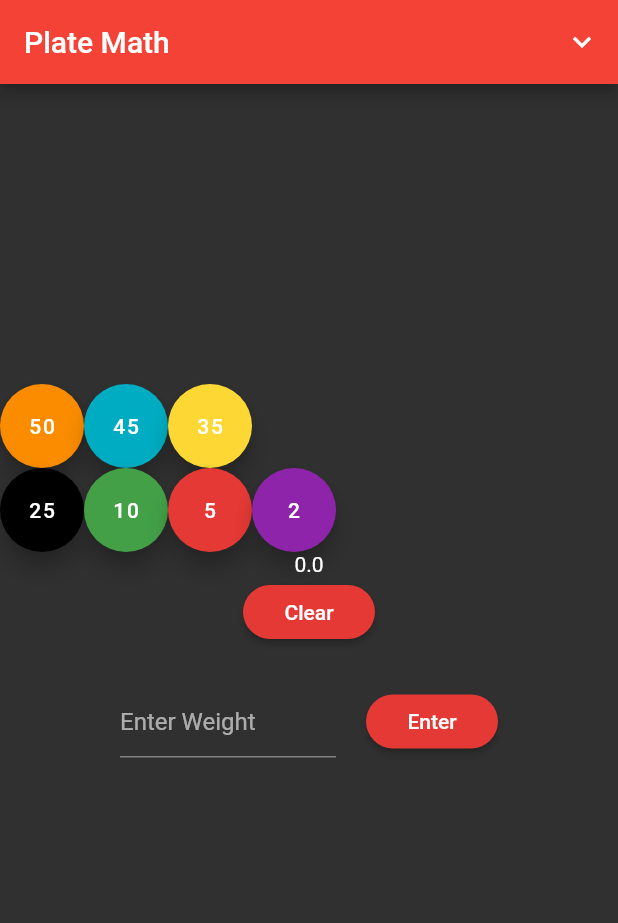
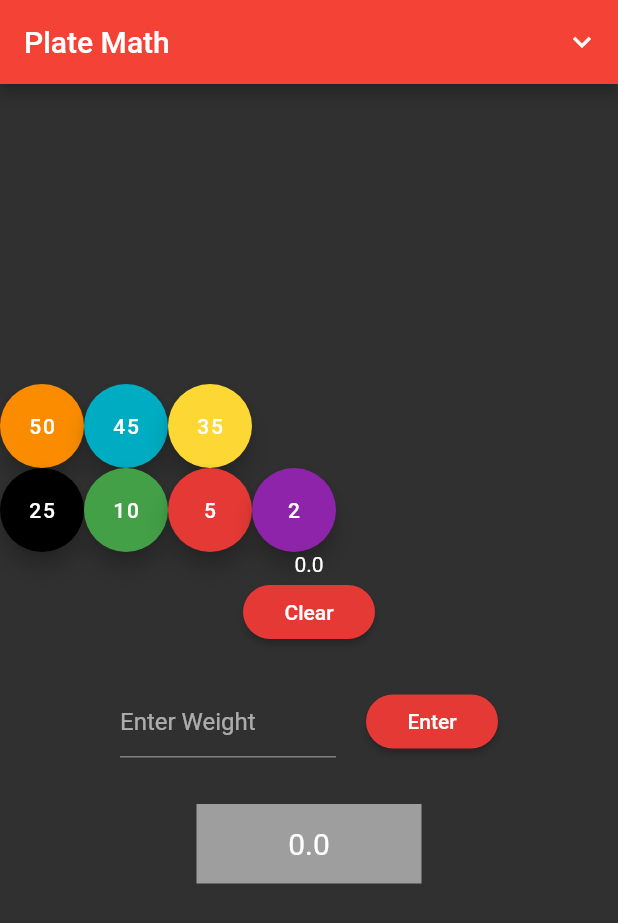
Before and after one commit to yashdhume/Gym_App, a Flutter app: the screen it shows after launch, on a phone screen of 412 x 824 dp. Shown: the top 923 px of the screen. Run offline on Flutter 3.47's test engine with Material 2 defaults, Android fonts, the phone set to English and light mode, and no system bars.

Commit message:
Implemented Add callback and Displaying Plates

```diff
--- a/lib/PlateMath/DisplayPlateButtons.dart
+++ b/lib/PlateMath/DisplayPlateButtons.dart
@@ -1,6 +1,7 @@
 import 'package:flutter/material.dart';
 class DisplayPlateButtons extends StatelessWidget{
-  DisplayPlateButtons({this.plates});
+  final AddPlateCallback addMethod;
+  DisplayPlateButtons({this.plates, this.addMethod});
   List plates;
   final colorDictionary = {
     50.0: Colors.orange[600],
@@ -15,6 +16,7 @@ class DisplayPlateButtons extends StatelessWidget{
     List<Widget> a = [];
     for (int i = 0;i<plates.length;i++) {
       a.add(new PlateButtons(
+        addValue: addMethod,
         plate: plates[i],
         color: colorDictionary[plates[i]],
       )
@@ -32,16 +34,18 @@ class DisplayPlateButtons extends StatelessWidget{
 
   }
 }
+typedef AddPlateCallback = void Function(double value);
 class PlateButtons extends StatelessWidget{
   final double plate;
   final Color color;
+  final AddPlateCallback addValue;
   // final _PlateMath  _plateMath;
-  const PlateButtons({this.plate, this.color});
+  const PlateButtons({this.plate, this.color, this.addValue});
   Widget build(BuildContext context){
     return Center(
         child: FloatingActionButton(
           child: new Text(plate.toInt().toString()),
-          // onPressed: () => plateAdd(plate),
+           onPressed: () => addValue(plate),
           backgroundColor: color,
         )
 
--- /dev/null
+++ b/lib/PlateMath/DisplayPlates.dart
@@ -0,0 +1,54 @@
+import 'package:flutter/material.dart';
+class DisplayPlates extends StatelessWidget{
+  DisplayPlates({this.values});
+  List values;
+  final colorDictionary = {
+    45: Colors.black,
+    35: Colors.purple,
+    25: Colors.blue,
+    10: Colors.green,
+    5 : Colors.red,
+    2.5: Colors.pink
+  };
+  List<Widget> CreateDisplay(){
+    List<Widget> a = [];
+    if (values.isEmpty) {
+      a.add(new DisplayPlate(color: Colors.grey, weight: 0));
+      return a;
+    }
+    for (int i = values.length-1; i > -1; i--) {
+      a.add(new DisplayPlate(
+        color: colorDictionary[values[i]],
+        weight: values[i],
+      ));
+    }
+    return a;
+  }
+  @override
+  Widget build(BuildContext context) {
+    return new Column(
+      children: CreateDisplay(),
+    );
+  }
+}
+class DisplayPlate extends StatelessWidget{
+  final Color color;
+  final double weight;
+  DisplayPlate({this.color, this.weight});
+
+  Widget build(BuildContext context){
+    return new Container(
+      padding: EdgeInsets.all(15.0),
+      width: 150.0,
+      color: color,
+      child: new Center(
+        child: new Text(weight.toString(),
+          style: new TextStyle(
+            fontSize: 20.0,
+            color: Colors.white,
+          ),
+        )
+      )
+    );
+  }
+}
--- a/lib/PlateMath/PlateMath.dart
+++ b/lib/PlateMath/PlateMath.dart
@@ -1,4 +1,5 @@
 import 'package:flutter/material.dart';
+import 'package:gym_app/PlateMath/DisplayPlates.dart';
 import 'package:gym_app/PlateMath/DisplayPlateButtons.dart';
 typedef AddCallBack = void Function(int n);
 class PlateMath extends StatefulWidget {
@@ -120,12 +121,14 @@ class _PlateMath extends State<PlateMath> {
                 Center(
                   //padding: EdgeInsets.only(top:30.0),
                   child: DisplayPlateButtons(
+                      addMethod: plateAdd,
                       plates: firstHalfList()
                   ),
                 ),
                 // SizedBox(height: 100.0),
                 Container(
                   child: DisplayPlateButtons(
+                      addMethod: plateAdd,
                       plates: lastHalfList()
                   ),
                 ),
@@ -176,9 +179,12 @@ class _PlateMath extends State<PlateMath> {
                     ],
                   ),
                 ),
-                /*
-                Add Display Plate here
-                 */
+                new Container(
+                    padding: EdgeInsets.only(top:30.0),
+                    child: DisplayPlates(
+                      values: showPlates,
+                    )
+                )
               ]
           )
       ),
```
Also changed, not shown: 3 other files.
